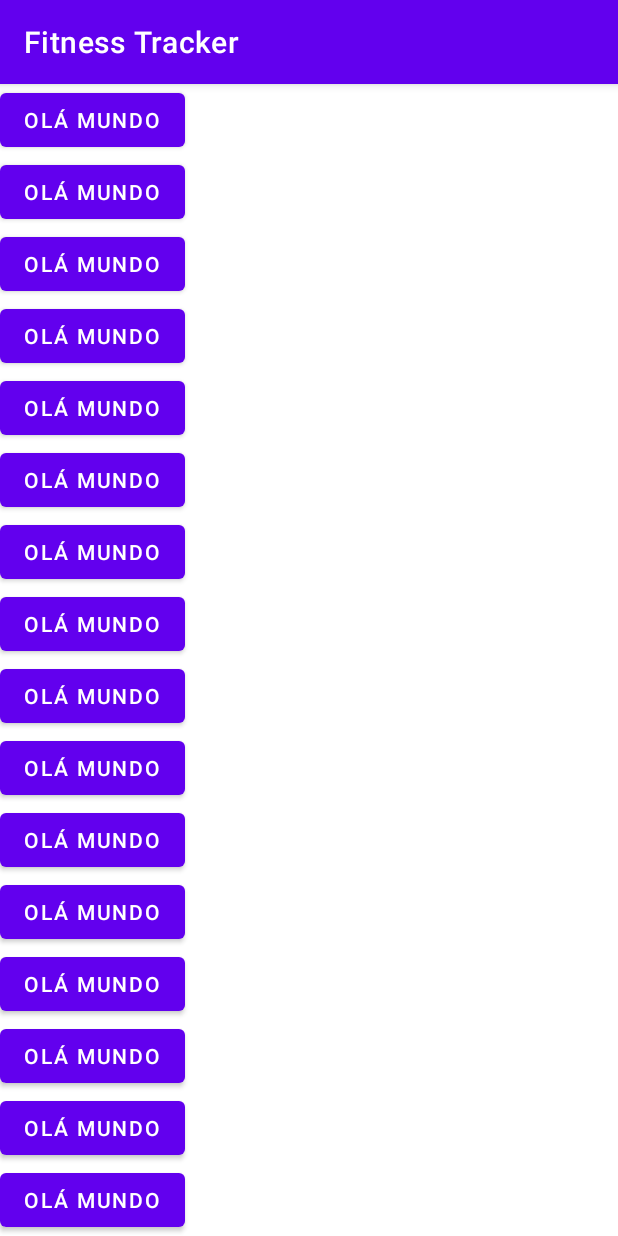
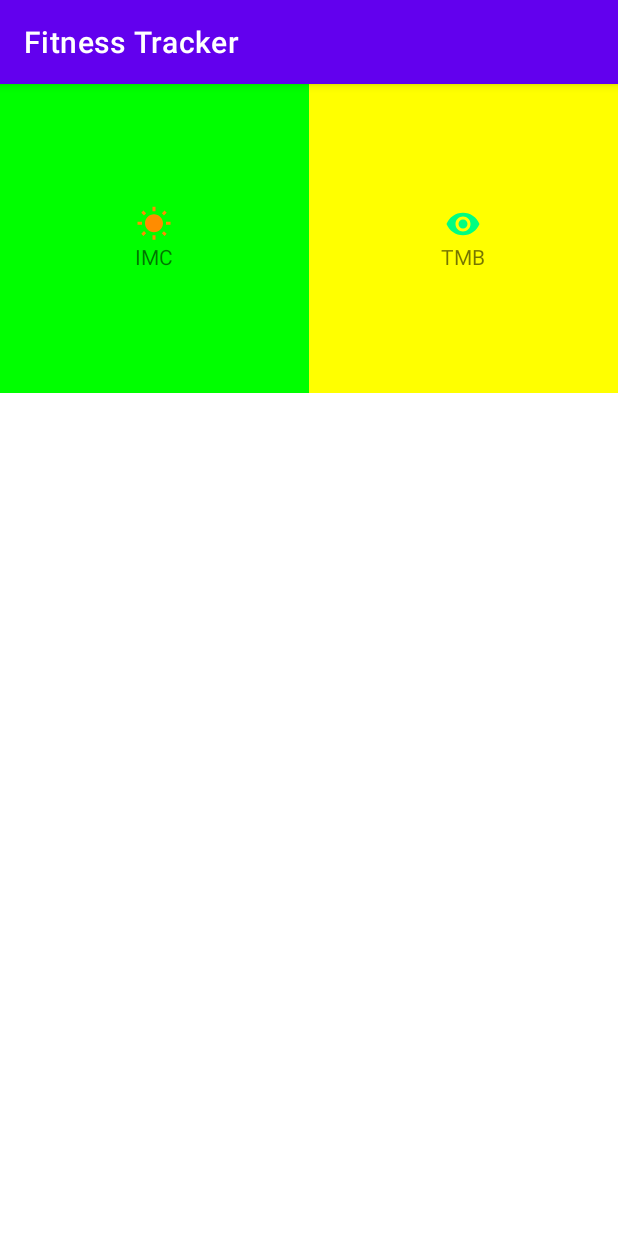
Before and after one commit to ubralex/Fiteness-Tracker, an Android app: the screen it shows after launch (MainActivity), on a phone screen of 412 x 824 dp. Run offline under Robolectric (Android 15) with nearby library versions, the phone set to English and light mode, and no system bars.

Commit message:
Fitness Tracker

```diff
--- a/app/build.gradle
+++ b/app/build.gradle
@@ -1,10 +1,11 @@
 plugins {
     id 'com.android.application'
     id 'kotlin-android'
+    id 'org.jetbrains.kotlin.android'
 }
 
 android {
-    compileSdkVersion 31
+    compileSdkVersion 33
     buildToolsVersion "30.0.3"
 
     defaultConfig {
@@ -35,10 +36,12 @@ android {
 dependencies {
 
     implementation "org.jetbrains.kotlin:kotlin-stdlib:$kotlin_version"
-    implementation 'androidx.core:core-ktx:1.7.0'
+    implementation 'androidx.core:core-ktx:1.9.0'
     implementation 'androidx.appcompat:appcompat:1.4.1'
     implementation 'com.google.android.material:material:1.5.0'
     implementation 'androidx.constraintlayout:constraintlayout:2.1.3'
+    implementation 'androidx.core:core-ktx:1.9.0'
+    implementation 'androidx.core:core-ktx:1.9.0'
     testImplementation 'junit:junit:4.+'
     androidTestImplementation 'androidx.test.ext:junit:1.1.3'
     androidTestImplementation 'androidx.test.espresso:espresso-core:3.4.0'
--- a/app/src/main/java/co/tiagoaguiar/fitnesstracker/MainActivity.kt
+++ b/app/src/main/java/co/tiagoaguiar/fitnesstracker/MainActivity.kt
@@ -1,9 +1,15 @@
 package co.tiagoaguiar.fitnesstracker
 
+import android.graphics.Color
 import androidx.appcompat.app.AppCompatActivity
 import android.os.Bundle
 import android.view.View
 import android.view.ViewGroup
+import android.widget.Button
+import android.widget.ImageView
+import android.widget.LinearLayout
+import android.widget.TextView
+import androidx.recyclerview.widget.GridLayoutManager
 import androidx.recyclerview.widget.LinearLayoutManager
 import androidx.recyclerview.widget.RecyclerView
 
@@ -15,37 +21,58 @@ class MainActivity : AppCompatActivity() {
         super.onCreate(savedInstanceState)
         setContentView(R.layout.activity_main)
 
-        val adapter = MainAdapter()
+        val mainItems = mutableListOf<MainItem>()
+        mainItems.add(
+            MainItem(
+                id = 1,
+                drawableId = R.drawable.baseline_wb_sunny_24,
+                textStringId = R.string.label_imc,
+                color = Color.GREEN
+            )
+        )
+        mainItems.add(
+            MainItem(
+                id = 2,
+                drawableId = R.drawable.baseline_visibility_24,
+                textStringId = R.string.label_tmb,
+                color = Color.YELLOW
+            )
+        )
+
+        val adapter = MainAdapter(mainItems)
         rvMain = findViewById(R.id.rv_main)
         rvMain.adapter = adapter
-        rvMain.layoutManager = LinearLayoutManager(this)
+        rvMain.layoutManager = GridLayoutManager(this, 2)
 
-//        btnImc = findViewById(R.id.btn_imc)
-//
-//        btnImc.setOnClickListener {
-//            // navegar para a próxima tela
-//            val i = Intent(this, ImcActivity::class.java)
-//            startActivity(i)
-//        }
     }
 
-    private inner class MainAdapter : RecyclerView.Adapter<MainViewHolder>() {
+    private inner class MainAdapter(private val mainItems: List<MainItem>) :
+        RecyclerView.Adapter<MainViewHolder>() {
         override fun onCreateViewHolder(parent: ViewGroup, viewType: Int): MainViewHolder {
             val view = layoutInflater.inflate(R.layout.main_item, parent, false)
             return MainViewHolder(view)
         }
 
         override fun getItemCount(): Int {
-            return 30
+            return mainItems.size
         }
 
         override fun onBindViewHolder(holder: MainViewHolder, position: Int) {
-
+            val itemCurrent = mainItems[position]
+            holder.bind(itemCurrent)
         }
 
     }
 
-    private class MainViewHolder(view: View) : RecyclerView.ViewHolder(view) {
+    private class MainViewHolder(itemView: View) : RecyclerView.ViewHolder(itemView) {
+        fun bind(item: MainItem) {
+            val img: ImageView = itemView.findViewById(R.id.item_img_icon)
+            val name: TextView = itemView.findViewById(R.id.item_txt_name)
+            val container: LinearLayout = itemView.findViewById(R.id.item_container_imc)
 
+            img.setImageResource(item.drawableId)
+            name.setText(item.textStringId)
+            container.setBackgroundColor(item.color)
+        }
     }
 }
--- /dev/null
+++ b/app/src/main/java/co/tiagoaguiar/fitnesstracker/MainItem.kt
@@ -0,0 +1,11 @@
+package co.tiagoaguiar.fitnesstracker
+
+import androidx.annotation.DrawableRes
+import androidx.annotation.StringRes
+
+data class MainItem(
+    val id: Int,
+    @DrawableRes val drawableId: Int,
+    @StringRes val textStringId: Int,
+    val color: Int
+)
--- /dev/null
+++ b/app/src/main/res/drawable/baseline_visibility_24.xml
@@ -0,0 +1,5 @@
+<vector android:height="24dp" android:tint="#00FF80"
+    android:viewportHeight="24" android:viewportWidth="24"
+    android:width="24dp" xmlns:android="http://schemas.android.com/apk/res/android">
+    <path android:fillColor="@android:color/white" android:pathData="M12,4.5C7,4.5 2.73,7.61 1,12c1.73,4.39 6,7.5 11,7.5s9.27,-3.11 11,-7.5c-1.73,-4.39 -6,-7.5 -11,-7.5zM12,17c-2.76,0 -5,-2.24 -5,-5s2.24,-5 5,-5 5,2.24 5,5 -2.24,5 -5,5zM12,9c-1.66,0 -3,1.34 -3,3s1.34,3 3,3 3,-1.34 3,-3 -1.34,-3 -3,-3z"/>
+</vector>
--- a/app/src/main/res/layout/activity_main.xml
+++ b/app/src/main/res/layout/activity_main.xml
@@ -11,28 +11,8 @@
     <androidx.recyclerview.widget.RecyclerView
         android:id="@+id/rv_main"
         android:layout_width="match_parent"
-        android:layout_height="match_parent" />
-
-<!--    <LinearLayout-->
-<!--        android:id="@+id/btn_imc"-->
-<!--        android:background="@color/colorLightGray"-->
-<!--        android:paddingTop="10dp"-->
-<!--        android:paddingBottom="10dp"-->
-<!--        android:paddingStart="12dp"-->
-<!--        android:paddingEnd="12dp"-->
-<!--        android:layout_width="wrap_content"-->
-<!--        android:layout_height="wrap_content"-->
-<!--        android:orientation="vertical">-->
-
-<!--        <ImageView-->
-<!--            android:layout_width="wrap_content"-->
-<!--            android:layout_height="wrap_content"-->
-<!--            android:src="@drawable/baseline_wb_sunny_24" />-->
-
-<!--        <TextView-->
-<!--            android:layout_width="wrap_content"-->
-<!--            android:layout_height="wrap_content"-->
-<!--            android:text="@string/label_imc" />-->
-<!--    </LinearLayout>-->
+        android:layout_height="match_parent"
+        tools:listitem="@layout/main_item"
+        />
 
 </LinearLayout>
--- a/app/src/main/res/layout/main_item.xml
+++ b/app/src/main/res/layout/main_item.xml
@@ -1,12 +1,35 @@
 <?xml version="1.0" encoding="utf-8"?>
-<LinearLayout xmlns:android="http://schemas.android.com/apk/res/android"
+<androidx.constraintlayout.widget.ConstraintLayout xmlns:android="http://schemas.android.com/apk/res/android"
+    xmlns:app="http://schemas.android.com/apk/res-auto"
+    xmlns:tools="http://schemas.android.com/tools"
     android:layout_width="match_parent"
     android:layout_height="wrap_content">
 
-    <Button
-        android:id="@+id/btn_item"
-        android:text="Olá Mundo"
-        android:layout_width="wrap_content"
-        android:layout_height="wrap_content" />
+    <LinearLayout
+        app:layout_constraintTop_toTopOf="parent"
+        app:layout_constraintDimensionRatio="1:1"
+        android:gravity="center"
+        android:id="@+id/item_container_imc"
+        android:layout_width="match_parent"
+        android:layout_height="0dp"
+        android:background="@color/colorLightGray"
+        android:orientation="vertical"
+        android:paddingStart="12dp"
+        android:paddingTop="10dp"
+        android:paddingEnd="12dp"
+        android:paddingBottom="10dp">
 
-</LinearLayout>
+        <ImageView
+            android:id="@+id/item_img_icon"
+            android:layout_width="wrap_content"
+            android:layout_height="wrap_content"
+            android:src="@drawable/baseline_wb_sunny_24" />
+
+        <TextView
+            android:id="@+id/item_txt_name"
+            android:layout_width="wrap_content"
+            android:layout_height="wrap_content"
+            android:text="@string/label_imc" />
+    </LinearLayout>
+
+</androidx.constraintlayout.widget.ConstraintLayout>
--- a/app/src/main/res/values/strings.xml
+++ b/app/src/main/res/values/strings.xml
@@ -1,6 +1,7 @@
 <resources>
     <string name="app_name">Fitness Tracker</string>
     <string name="label_imc">IMC</string>
+    <string name="label_tmb">TMB</string>
     <string name="imc_desc">IMC é a sigla para Índice de Massa Corporal que serve para avaliar o peso do indivíduo em relação à sua altura e assim indicar se está dentro do peso ideal, acima ou abaixo do peso desejado.\n\nPreencha os campos de peso e altura para descobrir o seu IMC</string>
     <string name="weight">Peso (Kg)</string>
     <string name="height">Altura (cm)</string>
--- a/build.gradle
+++ b/build.gradle
@@ -7,7 +7,7 @@ buildscript {
     }
     dependencies {
         classpath 'com.android.tools.build:gradle:7.4.2'
-        classpath "org.jetbrains.kotlin:kotlin-gradle-plugin:$kotlin_version"
+        classpath "org.jetbrains.kotlin:kotlin-gradle-plugin:1.8.20-RC2"
 
         // NOTE: Do not place your application dependencies here; they belong
         // in the individual module build.gradle files
```
Also changed, not shown: gradle/wrapper/gradle-wrapper.properties.
